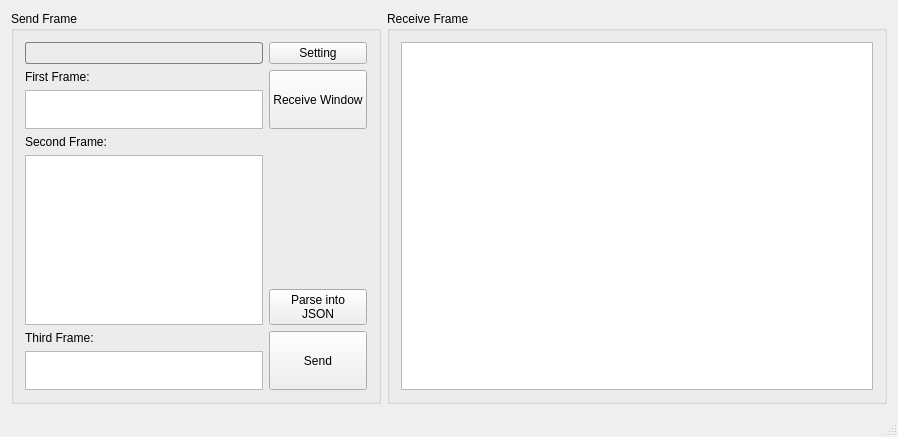
The window that mainwindow.ui (Dicong/ZMQ_DEMO) describes before a commit, drawn with Qt 5.
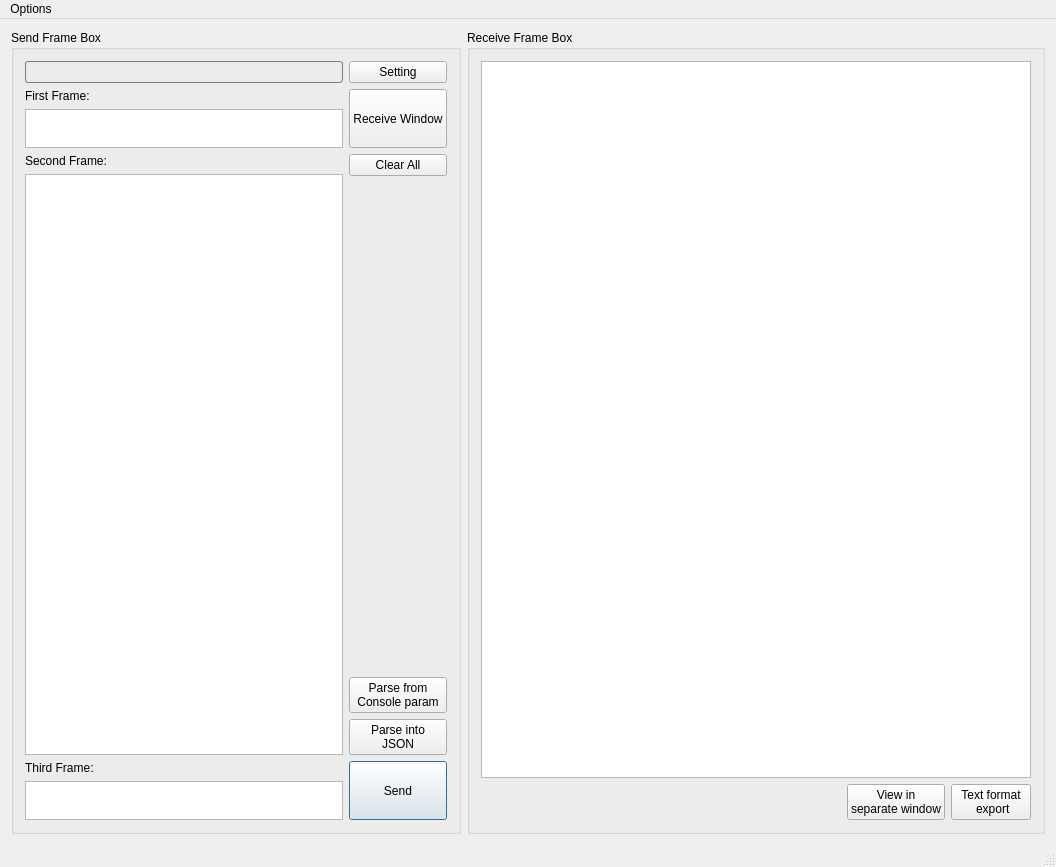
The same window after the commit.

The edit to the form file:
```diff
--- a/mainwindow.ui
+++ b/mainwindow.ui
@@ -6,52 +6,42 @@
    <rect>
     <x>0</x>
     <y>0</y>
-    <width>898</width>
-    <height>437</height>
+    <width>1056</width>
+    <height>867</height>
    </rect>
   </property>
+  <property name="font">
+   <font>
+    <family>Microsoft YaHei UI</family>
+   </font>
+  </property>
   <property name="windowTitle">
    <string>ZMQ_DEMO</string>
   </property>
+  <property name="styleSheet">
+   <string notr="true"/>
+  </property>
   <widget class="QWidget" name="centralWidget">
    <layout class="QHBoxLayout" name="horizontalLayout">
     <item>
      <widget class="QGroupBox" name="inputBox">
       <property name="minimumSize">
-       <size>
-        <width>0</width>
-        <height>0</height>
-       </size>
-      </property>
-      <property name="maximumSize">
        <size>
         <width>400</width>
-        <height>647</height>
+        <height>400</height>
+       </size>
+      </property>
+      <property name="maximumSize">
+       <size>
+        <width>450</width>
+        <height>100000</height>
        </size>
       </property>
       <property name="title">
-       <string>Send Frame</string>
+       <string>Send Frame Box</string>
       </property>
-      <layout class="QGridLayout" name="gridLayout">
-       <item row="0" column="0">
-        <widget class="QLabel" name="settingLabel">
-         <property name="styleSheet">
-          <string notr="true">QLabel
-{
-	font-size:11px;
-	border:1px solid gray;
-	border-radius:3px;
-}</string>
-         </property>
-         <property name="text">
-          <string/>
-         </property>
-        </widget>
-       </item>
-       <item row="6" column="0">
-        <widget class="QPlainTextEdit" name="secondEdit"/>
-       </item>
-       <item row="8" column="0">
+      <layout class="QGridLayout" name="gridLayout_2">
+       <item row="7" column="0">
         <widget class="QPlainTextEdit" name="thirdEdit">
          <property name="maximumSize">
           <size>
@@ -61,17 +51,20 @@
          </property>
         </widget>
        </item>
-       <item row="3" column="0">
-        <widget class="QPlainTextEdit" name="firstEdit">
+       <item row="0" column="1">
+        <widget class="QPushButton" name="setButton">
          <property name="maximumSize">
           <size>
-           <width>16777215</width>
-           <height>39</height>
+           <width>1000</width>
+           <height>1000</height>
           </size>
          </property>
+         <property name="text">
+          <string>Setting</string>
+         </property>
         </widget>
        </item>
-       <item row="7" column="1" rowspan="2">
+       <item row="6" column="1" rowspan="2">
         <widget class="QPushButton" name="sendButton">
          <property name="minimumSize">
           <size>
@@ -88,9 +81,25 @@
          <property name="text">
           <string>Send</string>
          </property>
+         <property name="default">
+          <bool>true</bool>
+         </property>
         </widget>
        </item>
-       <item row="2" column="1" rowspan="2">
+       <item row="4" column="0">
+        <widget class="QPlainTextEdit" name="secondEdit"/>
+       </item>
+       <item row="2" column="0">
+        <widget class="QPlainTextEdit" name="firstEdit">
+         <property name="maximumSize">
+          <size>
+           <width>16777215</width>
+           <height>39</height>
+          </size>
+         </property>
+        </widget>
+       </item>
+       <item row="1" column="1" rowspan="2">
         <widget class="QPushButton" name="viewButton">
          <property name="maximumSize">
           <size>
@@ -106,53 +115,87 @@
          </property>
         </widget>
        </item>
-       <item row="0" column="1">
-        <widget class="QPushButton" name="setButton">
-         <property name="maximumSize">
-          <size>
-           <width>1000</width>
-           <height>1000</height>
-          </size>
-         </property>
-         <property name="text">
-          <string>Setting</string>
-         </property>
-        </widget>
-       </item>
-       <item row="5" column="0">
-        <widget class="QLabel" name="label_2">
-         <property name="text">
-          <string>Second Frame:</string>
-         </property>
-        </widget>
-       </item>
-       <item row="7" column="0">
-        <widget class="QLabel" name="label_3">
+       <item row="6" column="0">
+        <widget class="QLabel" name="label_4">
          <property name="text">
           <string>Third Frame:</string>
          </property>
         </widget>
        </item>
-       <item row="2" column="0">
+       <item row="3" column="0">
+        <widget class="QLabel" name="label_6">
+         <property name="text">
+          <string>Second Frame:</string>
+         </property>
+        </widget>
+       </item>
+       <item row="1" column="0">
         <widget class="QLabel" name="label">
          <property name="text">
           <string>First Frame:</string>
          </property>
         </widget>
        </item>
-       <item row="6" column="1" alignment="Qt::AlignBottom">
-        <widget class="QPushButton" name="pushButton">
-         <property name="sizePolicy">
-          <sizepolicy hsizetype="Minimum" vsizetype="Fixed">
-           <horstretch>0</horstretch>
-           <verstretch>0</verstretch>
-          </sizepolicy>
+       <item row="0" column="0">
+        <widget class="QLabel" name="settingLabel">
+         <property name="styleSheet">
+          <string notr="true">QLabel
+{
+	font-size:11px;
+	border:1px solid gray;
+	border-radius:3px;
+}</string>
          </property>
          <property name="text">
-          <string>Parse into 
+          <string/>
+         </property>
+        </widget>
+       </item>
+       <item row="3" column="1" rowspan="2">
+        <layout class="QVBoxLayout" name="verticalLayout_3">
+         <item alignment="Qt::AlignTop">
+          <widget class="QPushButton" name="clearButton">
+           <property name="text">
+            <string>Clear All</string>
+           </property>
+          </widget>
+         </item>
+         <item>
+          <spacer name="verticalSpacer">
+           <property name="orientation">
+            <enum>Qt::Vertical</enum>
+           </property>
+           <property name="sizeHint" stdset="0">
+            <size>
+             <width>20</width>
+             <height>40</height>
+            </size>
+           </property>
+          </spacer>
+         </item>
+         <item alignment="Qt::AlignBottom">
+          <widget class="QPushButton" name="parseFromConsoleButton">
+           <property name="text">
+            <string>Parse from
+Console param</string>
+           </property>
+          </widget>
+         </item>
+         <item alignment="Qt::AlignBottom">
+          <widget class="QPushButton" name="parse2JsonButton">
+           <property name="sizePolicy">
+            <sizepolicy hsizetype="Minimum" vsizetype="Fixed">
+             <horstretch>0</horstretch>
+             <verstretch>0</verstretch>
+            </sizepolicy>
+           </property>
+           <property name="text">
+            <string>Parse into 
 JSON</string>
-         </property>
-        </widget>
+           </property>
+          </widget>
+         </item>
+        </layout>
        </item>
       </layout>
      </widget>
@@ -168,18 +211,50 @@
       <property name="minimumSize">
        <size>
         <width>500</width>
-        <height>0</height>
+        <height>800</height>
        </size>
       </property>
       <property name="title">
-       <string>Receive Frame</string>
+       <string>Receive Frame Box</string>
       </property>
-      <layout class="QVBoxLayout" name="verticalLayout_2">
-       <item>
+      <layout class="QGridLayout" name="gridLayout">
+       <item row="2" column="2">
+        <widget class="QPushButton" name="pushButton_2">
+         <property name="text">
+          <string>Text format
+ export</string>
+         </property>
+        </widget>
+       </item>
+       <item row="2" column="1">
+        <widget class="QPushButton" name="pushButton">
+         <property name="text">
+          <string>View in 
+separate window</string>
+         </property>
+        </widget>
+       </item>
+       <item row="2" column="0">
+        <spacer name="horizontalSpacer">
+         <property name="orientation">
+          <enum>Qt::Horizontal</enum>
+         </property>
+         <property name="sizeHint" stdset="0">
+          <size>
+           <width>40</width>
+           <height>20</height>
+          </size>
+         </property>
+        </spacer>
+       </item>
+       <item row="0" column="0" colspan="3">
         <widget class="QTextBrowser" name="recvBrowser">
          <property name="enabled">
           <bool>true</bool>
          </property>
+         <property name="styleSheet">
+          <string notr="true"/>
+         </property>
         </widget>
        </item>
       </layout>
@@ -187,6 +262,23 @@
     </item>
    </layout>
   </widget>
+  <widget class="QMenuBar" name="menuBar">
+   <property name="geometry">
+    <rect>
+     <x>0</x>
+     <y>0</y>
+     <width>1056</width>
+     <height>23</height>
+    </rect>
+   </property>
+   <widget class="QMenu" name="menuOptions">
+    <property name="title">
+     <string>Options</string>
+    </property>
+    <addaction name="actionSetting"/>
+   </widget>
+   <addaction name="menuOptions"/>
+  </widget>
   <widget class="QStatusBar" name="statusBar"/>
   <action name="settingAct">
    <property name="text">
```
Left out of the diff: 115 changed lines with no effect on the pictures.
